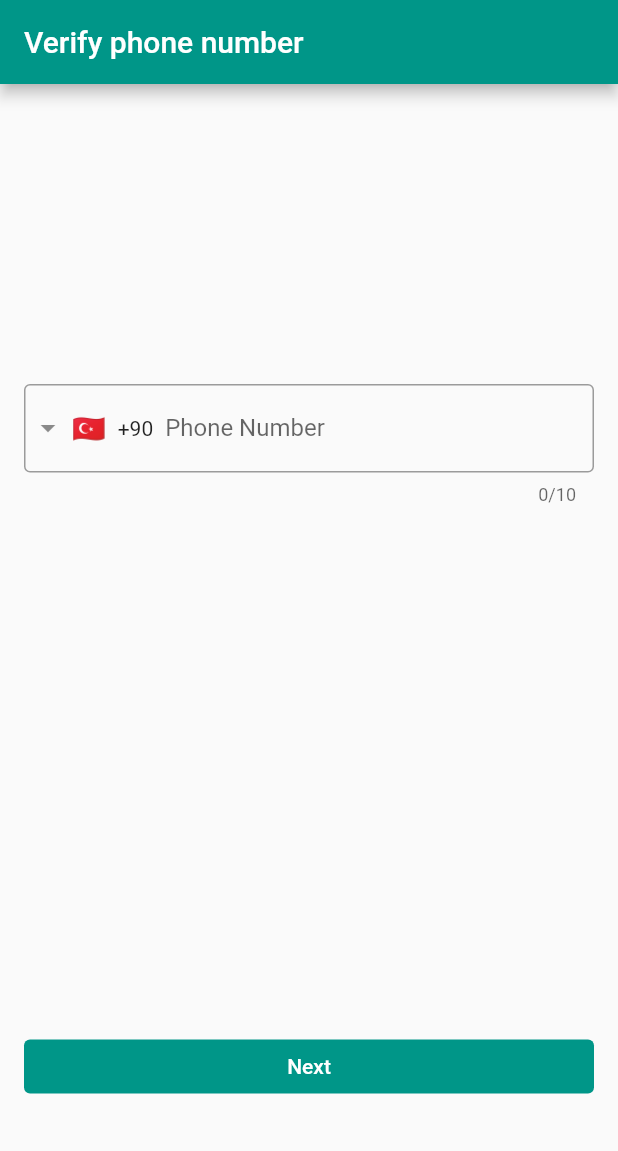
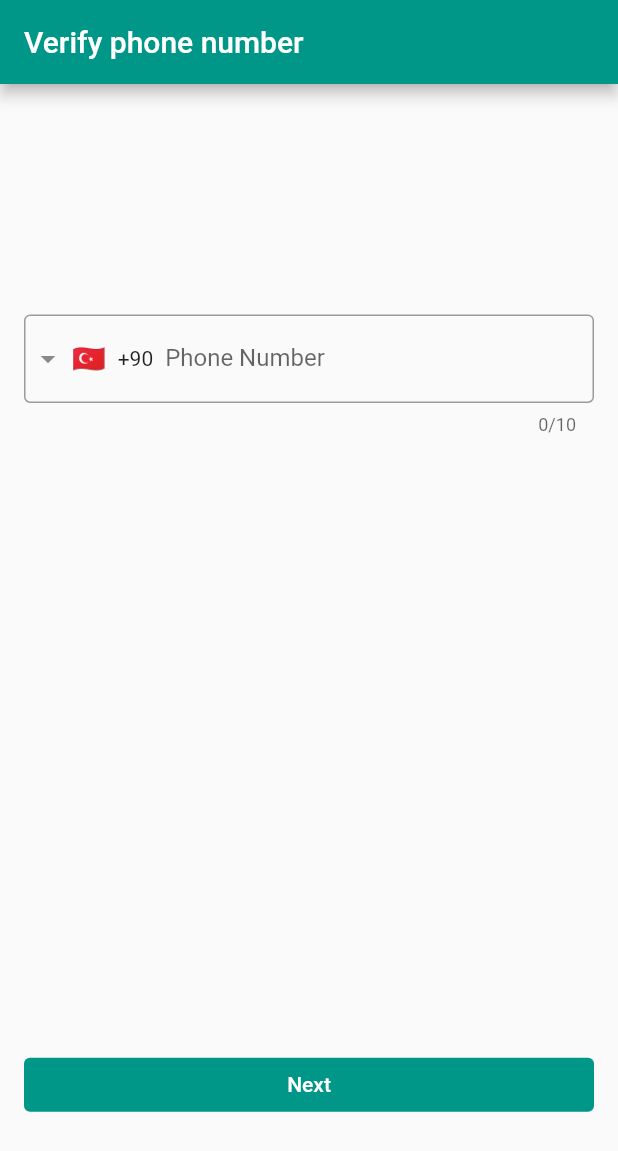
Before and after one commit to yakubsubasi/yo_chat, a Flutter app: the LoginPage screen opened directly, after a tap on "Next", on a phone screen of 412 x 824 dp. Shown: the top 1151 px of the screen. Run offline on Flutter 3.47's test engine with Material 2 defaults, Android fonts, the light colour scheme and no system bars; drawn by our look-alikes of intl_phone_field; our stand-ins replace cloud_firestore, firebase_auth, firebase_core, get, grouped_list; missing offline and left inert: cloud_firestore_odm; accounts and stored records are empty; network calls fail.

Commit message:
login fix, create conversation
Co-authored-by: yakubsubasi <yakubsubasi@users.noreply.github.com>

```diff
--- a/lib/controllers/authentication_controller.dart
+++ b/lib/controllers/authentication_controller.dart
@@ -4,6 +4,7 @@ import 'package:cloud_firestore/cloud_firestore.dart';
 import 'package:firebase_auth/firebase_auth.dart';
 import 'package:firebase_core/firebase_core.dart';
 import 'package:flutter/cupertino.dart';
+import 'package:flutter/material.dart';
 import 'package:get/get.dart';
 import 'package:yo_chat/pages/home_page/home_page.dart';
 import 'package:yo_chat/pages/login_page/login_page.dart';
@@ -74,7 +75,7 @@ class AuthenticationController extends GetxController {
       },
       verificationFailed: (FirebaseAuthException exception) async {
         Get.offAll(() => const LoginPage());
-        Get.dialog(const Text("Failed to verify phone number"));
+        Get.dialog(Dialog(child: const Text("Failed to verify phone number")));
       },
       codeSent: (String verificationId, int? resendToken) async {
         var code = await Get.to<String>(() => const VerifyPhoneNumberPage());
--- a/lib/main.dart
+++ b/lib/main.dart
@@ -1,3 +1,4 @@
+import 'package:firebase_auth/firebase_auth.dart';
 import 'package:firebase_core/firebase_core.dart';
 import 'package:flutter/material.dart';
 import 'package:get/get.dart';
@@ -41,7 +42,7 @@ class MyApp extends StatelessWidget {
       theme: ThemeData(
         primarySwatch: Colors.teal,
       ),
-      home: const HomePage(),
+      home: controller.isLoggedIn ? const HomePage() : const LoginPage(),
     );
   }
 }
--- a/lib/pages/login_page/login_page.controller.dart
+++ b/lib/pages/login_page/login_page.controller.dart
@@ -5,9 +5,10 @@ import 'package:yo_chat/controllers/authentication_controller.dart';
 class LoginPageController extends GetxController {
   final phoneNumber = ''.obs;
   final phoneNumberError = RxnString();
+  final countryCode = ''.obs;
 
   void login() {
     final authController = Get.find<AuthenticationController>();
-    authController.login(phoneNumber.value);
+    authController.login(countryCode.value + phoneNumber.value);
   }
 }
--- a/lib/pages/login_page/login_page.dart
+++ b/lib/pages/login_page/login_page.dart
@@ -13,13 +13,17 @@ class LoginPage extends StatelessWidget {
       appBar: AppBar(
         title: const Text('Verify phone number'),
       ),
-      body: SingleChildScrollView(
+      body: LayoutBuilder(builder: (context, constraints) {
+        return SingleChildScrollView(
             padding: EdgeInsets.symmetric(horizontal: 16),
             child: Column(
               children: [
-              SizedBox(height: 200),
+                SizedBox(height: constraints.maxHeight * .2),
                 Obx(
-                () => Column(
+                  () => SizedBox(
+                    height: constraints.maxHeight * .8,
+                    child: Form(
+                      child: Column(
                         crossAxisAlignment: CrossAxisAlignment.stretch,
                         children: [
                           IntlPhoneField(
@@ -30,28 +34,43 @@ class LoginPage extends StatelessWidget {
                                 borderSide: BorderSide(),
                               ),
                             ),
+                            autovalidateMode: AutovalidateMode.disabled,
                             initialCountryCode: 'TR',
                             onChanged: (phone) {
-                        controller.phoneNumber.value = phone.toString();
-                        print(phone.completeNumber);
+                              controller.phoneNumber.value = phone.number;
+                              controller.countryCode.value = phone.countryCode;
+                              //phone.print(phone.completeNumber);
                             },
                           ),
-                    SizedBox(height: 350),
-                    TextButton(
+                          Spacer(),
+                          Builder(builder: (context) {
+                            return TextButton(
                               onPressed: () {
+                                if (Form.of(context)!.validate()) {
                                   controller.login();
+                                }
                               },
                               child: Text('Next'),
                               style: ButtonStyle(
                                 foregroundColor:
                                     MaterialStateProperty.all(Colors.white),
                                 backgroundColor:
-                                MaterialStateProperty.all<Color>(Colors.teal))),
+                                    MaterialStateProperty.all<Color>(
+                                        Colors.teal),
+                              ),
+                            );
+                          }),
+                          SizedBox(
+                            height: constraints.maxHeight * .1,
+                          )
                         ],
                       ),
                     ),
+                  ),
+                ),
               ],
-          )),
+            ));
+      }),
     );
   }
 }
--- a/lib/providers/firestore_provider.dart
+++ b/lib/providers/firestore_provider.dart
@@ -49,4 +49,9 @@ class FirestoreProvider extends GetxService {
     await current.reference.set(user);
     return true;
   }
+
+  Future<List<YoUser>> getUsers() async {
+    var usersSnaps = await usersRef.get();
+    return usersSnaps.docs.map((e) => e.data).toList();
+  }
 }
--- a/pubspec.yaml
+++ b/pubspec.yaml
@@ -34,7 +34,7 @@ dependencies:
   # The following adds the Cupertino Icons font to your application.
   # Use with the CupertinoIcons class for iOS style icons.
   cupertino_icons: ^1.0.2
-  get: ^4.6.1
+  get: ^4.6.5
   firebase_core: ^1.15.0
   firebase_auth: ^3.3.15
   cloud_firestore_odm: ^1.0.0-dev.13
```
Also changed, not shown: lib/controllers/conversation_controller.dart (+15 -0 lines), lib/pages/create_conversation_page/create_conversation_page.dart (+22 -15 lines), pubspec.lock, 1 other file. Lines whose indentation alone changed are shown as unchanged.
